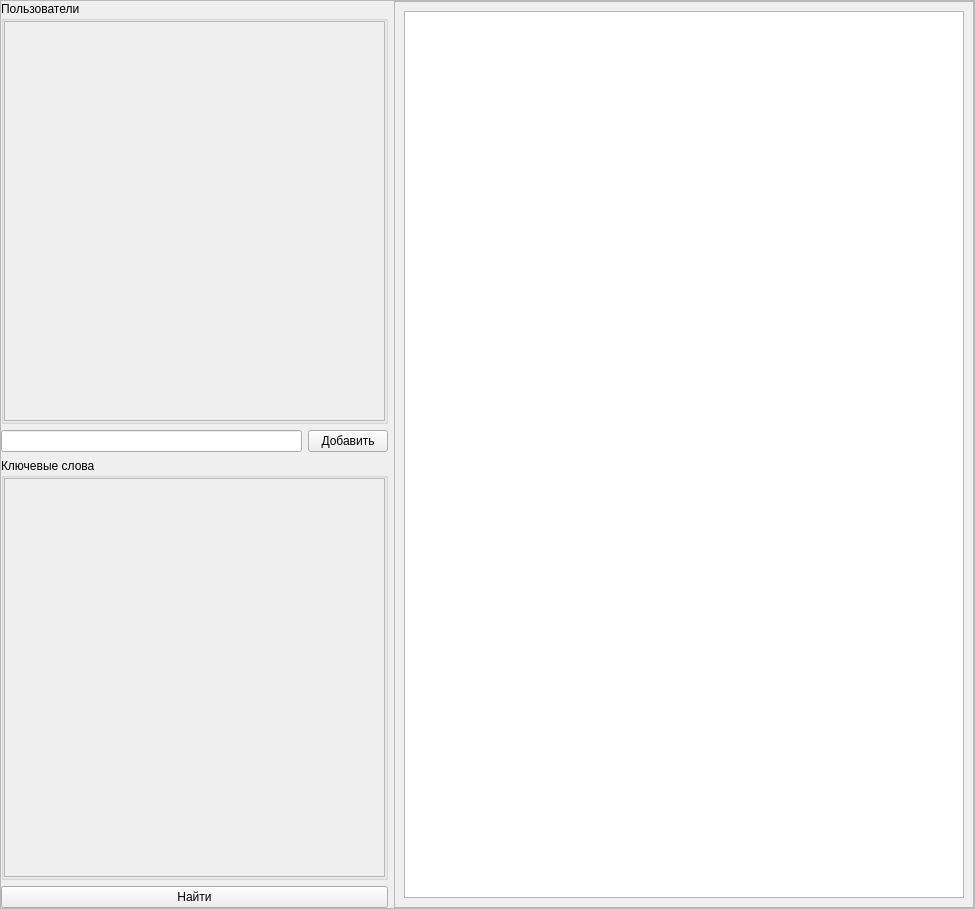
Qt form emails.ui (user160244980349/VAST2014) before a commit.
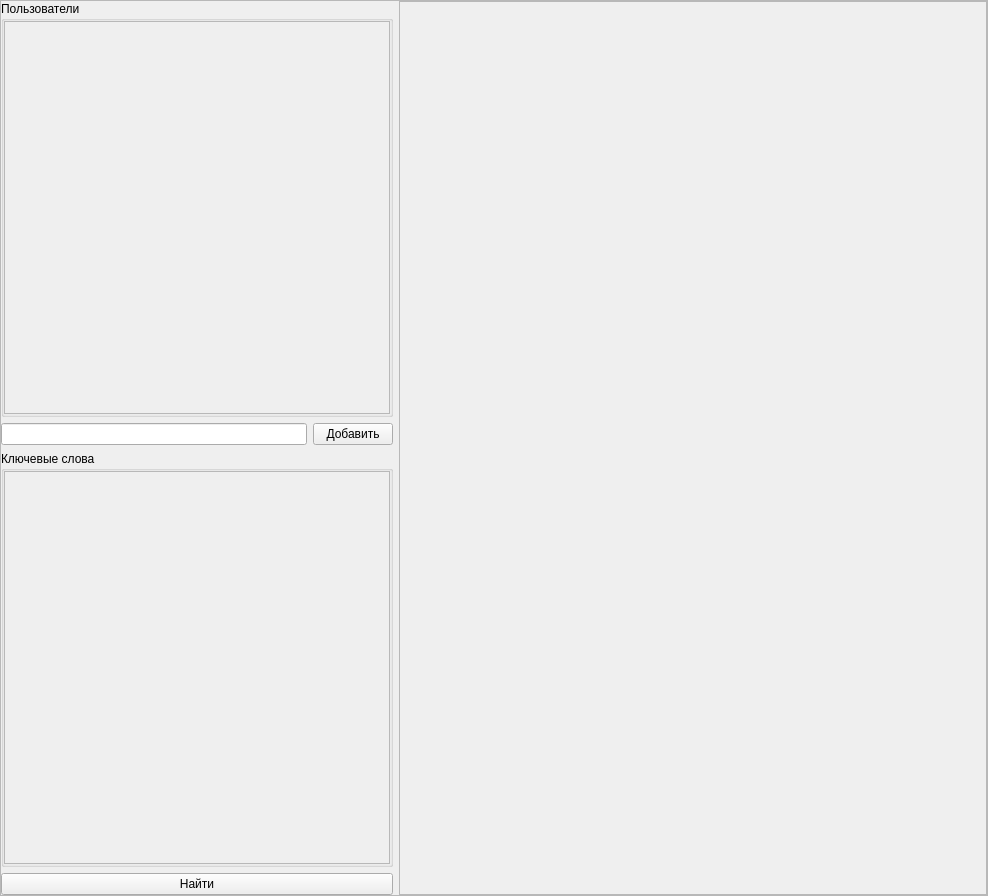
The same form after that commit.

```diff
--- a/emails.ui
+++ b/emails.ui
@@ -6,8 +6,8 @@
    <rect>
     <x>0</x>
     <y>0</y>
-    <width>975</width>
-    <height>909</height>
+    <width>988</width>
+    <height>896</height>
    </rect>
   </property>
   <property name="windowTitle">
@@ -36,8 +36,8 @@
        <rect>
         <x>0</x>
         <y>0</y>
-        <width>973</width>
-        <height>907</height>
+        <width>986</width>
+        <height>894</height>
        </rect>
       </property>
       <layout class="QHBoxLayout" name="horizontalLayout_3" stretch="2,3">
@@ -88,8 +88,8 @@
                   <rect>
                    <x>0</x>
                    <y>0</y>
-                   <width>375</width>
-                   <height>388</height>
+                   <width>380</width>
+                   <height>381</height>
                   </rect>
                  </property>
                  <layout class="QVBoxLayout" name="verticalLayout_4">
@@ -177,8 +177,8 @@
                   <rect>
                    <x>0</x>
                    <y>0</y>
-                   <width>375</width>
-                   <height>387</height>
+                   <width>380</width>
+                   <height>381</height>
                   </rect>
                  </property>
                  <layout class="QVBoxLayout" name="verticalLayout_8">
@@ -224,13 +224,13 @@
            <rect>
             <x>0</x>
             <y>0</y>
-            <width>578</width>
-            <height>905</height>
+            <width>586</width>
+            <height>892</height>
            </rect>
           </property>
           <layout class="QVBoxLayout" name="verticalLayout_3">
            <item>
-            <widget class="QTableWidget" name="tblResults"/>
+            <layout class="QVBoxLayout" name="vaDiagram"/>
            </item>
           </layout>
          </widget>
```
